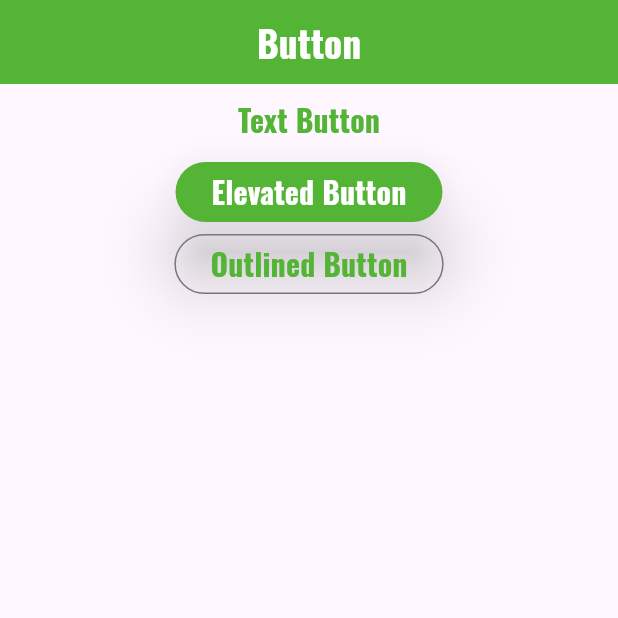
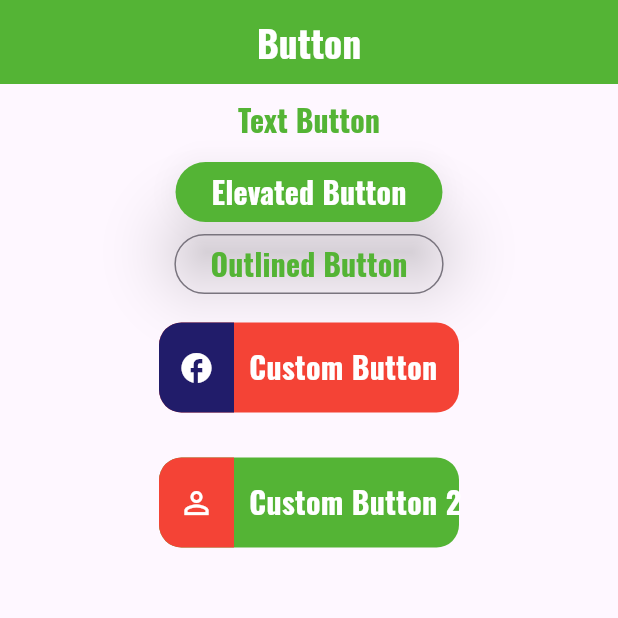
Before and after one commit to alhasann351/button, a Flutter app: the screen it shows after launch, on a phone screen of 412 x 824 dp, the top half of it. Run offline on Flutter 3.47's test engine with Material 3 defaults, Android fonts, the phone set to English and light mode, and no system bars; our stand-ins replace google_fonts.

Commit message:
custom button added

```diff
--- a/lib/main.dart
+++ b/lib/main.dart
@@ -124,6 +124,94 @@ class _MyHomePageState extends State<MyHomePage> {
                 ),
               ),
             ),
+            Padding(
+              padding: const EdgeInsets.all(15),
+              child: Container(
+                alignment: Alignment.centerRight,
+                height: 60,
+                width: 200,
+                decoration: BoxDecoration(
+                  borderRadius: BorderRadius.circular(15),
+                  color: Colors.red,
+                ),
+                child: Row(
+                  children: [
+                    Container(
+                      height: 60,
+                      width: 50,
+                      decoration: const BoxDecoration(
+                        color: Color(0xFF211C6A),
+                        borderRadius: BorderRadius.only(
+                          topLeft: Radius.circular(15),
+                          bottomLeft: Radius.circular(15),
+                        ),
+                      ),
+                      child: const Icon(
+                        Icons.facebook,
+                        color: Color(0xFFFFFFFF),
+                      ),
+                    ),
+                    const Padding(
+                      padding: EdgeInsets.only(
+                        left: 10,
+                      ),
+                      child: Text(
+                        'Custom Button',
+                        style: TextStyle(
+                          color: Colors.white,
+                          fontSize: 20,
+                          fontWeight: FontWeight.bold,
+                        ),
+                      ),
+                    ),
+                  ],
+                ),
+              ),
+            ),
+            Padding(
+              padding: const EdgeInsets.all(15),
+              child: Container(
+                alignment: Alignment.centerRight,
+                height: 60,
+                width: 200,
+                decoration: BoxDecoration(
+                  borderRadius: BorderRadius.circular(15),
+                  color: Theme.of(context).primaryColor,
+                ),
+                child: Row(
+                  children: [
+                    Container(
+                      height: 60,
+                      width: 50,
+                      decoration: const BoxDecoration(
+                        color: Colors.red,
+                        borderRadius: BorderRadius.only(
+                          topLeft: Radius.circular(15),
+                          bottomLeft: Radius.circular(15),
+                        ),
+                      ),
+                      child: const Icon(
+                        Icons.person_outline,
+                        color: Color(0xFFFFFFFF),
+                      ),
+                    ),
+                    const Padding(
+                      padding: EdgeInsets.only(
+                        left: 10,
+                      ),
+                      child: Text(
+                        'Custom Button 2',
+                        style: TextStyle(
+                          color: Colors.white,
+                          fontSize: 20,
+                          fontWeight: FontWeight.bold,
+                        ),
+                      ),
+                    ),
+                  ],
+                ),
+              ),
+            ),
           ],
         ),
       ),
```
